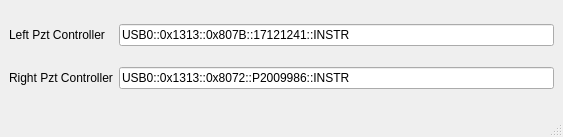
This is pyPiezoControl/UI/InstrumentAddress.ui in gregmoille/InstrumentControl as Qt 5 draws it before an edit. The edited form follows.
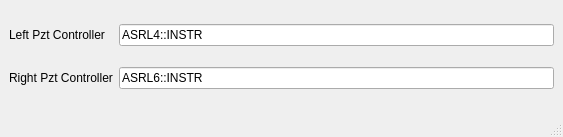
This is the edited form. Icons and pictures are not drawn.

The edit to the form file:
```diff
--- a/pyPiezoControl/UI/InstrumentAddress.ui
+++ b/pyPiezoControl/UI/InstrumentAddress.ui
@@ -1230,14 +1230,14 @@
     <item row="1" column="1">
      <widget class="QLineEdit" name="line_right">
       <property name="text">
-       <string>USB0::0x1313::0x8072::P2009986::INSTR</string>
+       <string>ASRL6::INSTR</string>
       </property>
      </widget>
     </item>
     <item row="0" column="1">
      <widget class="QLineEdit" name="line_left">
       <property name="text">
-       <string>USB0::0x1313::0x807B::17121241::INSTR</string>
+       <string>ASRL4::INSTR</string>
       </property>
      </widget>
     </item>
```
Left out of the diff: 2 changed lines with no effect on the pictures.
